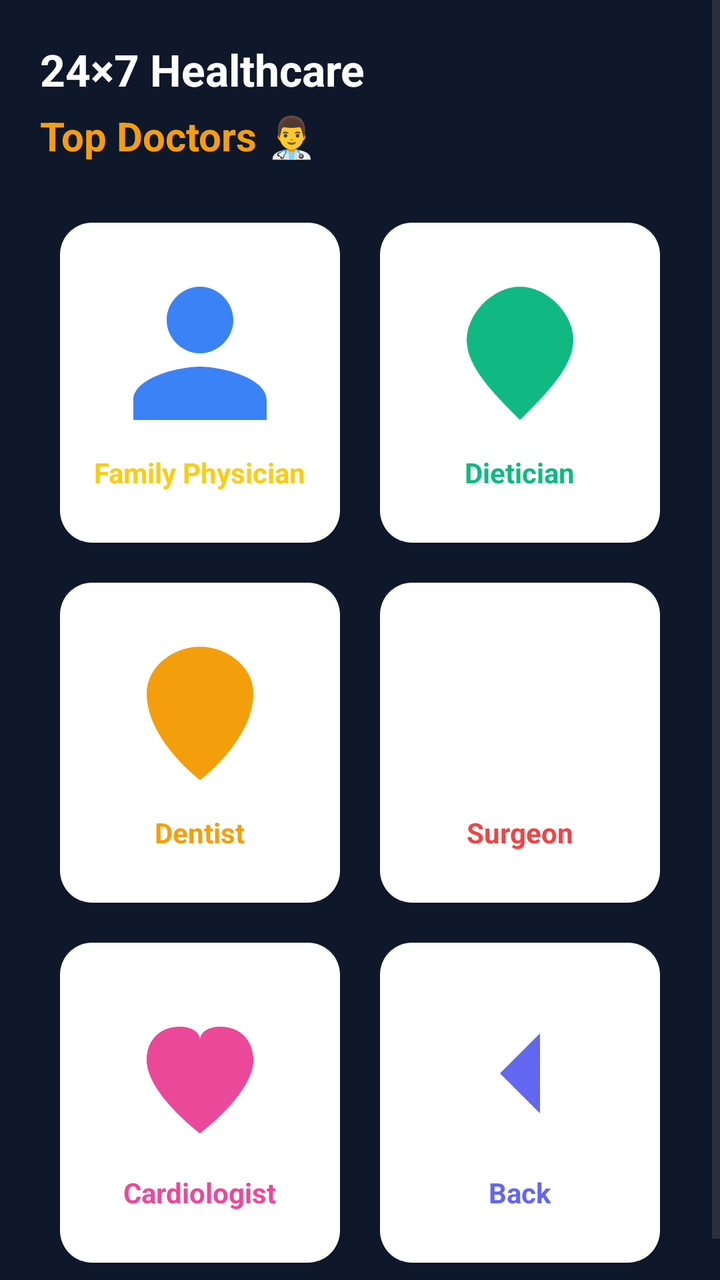
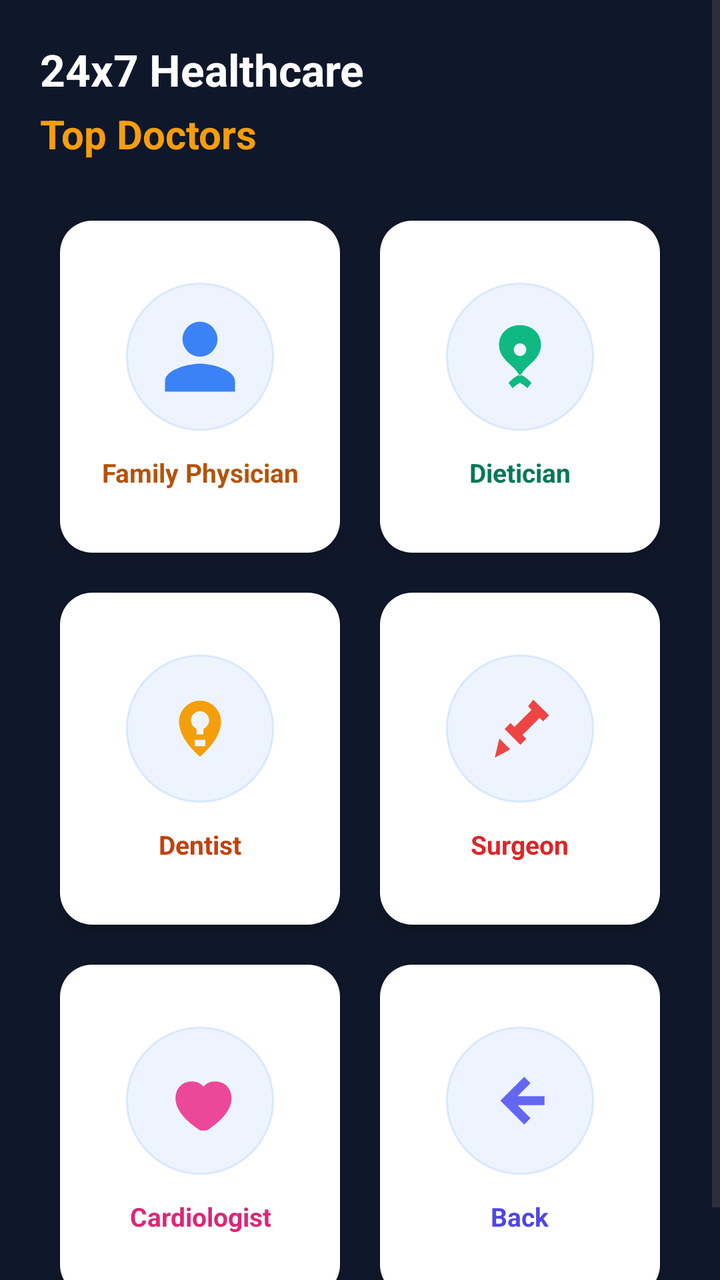

Screens rendered from an Android XML layout before and after an edit, with the pre-edit source and the edit as a unified diff.
<!-- AndroidManifest.xml: application theme Theme.CareConnect -->
<!-- res/layout/activity_find_doctor.xml -->
<ScrollView xmlns:android="http://schemas.android.com/apk/res/android"
    android:background="#0F172A"
    android:layout_width="match_parent"
    android:layout_height="match_parent">

    <LinearLayout
        android:padding="20dp"
        android:orientation="vertical"
        android:layout_width="match_parent"
        android:layout_height="wrap_content">

        
        <TextView
            android:text="24×7 Healthcare"
            android:textSize="22sp"
            android:textStyle="bold"
            android:textColor="#FFFFFF"
            android:layout_marginBottom="5dp"
            android:layout_width="wrap_content"
            android:layout_height="wrap_content"/>

        <TextView
            android:text="Top Doctors 👨‍⚕️"
            android:textSize="20sp"
            android:textStyle="bold"
            android:textColor="#F59E0B"
            android:layout_marginBottom="20dp"
            android:layout_width="wrap_content"
            android:layout_height="wrap_content"/>

        
        <GridLayout
            android:columnCount="2"
            android:layout_width="match_parent"
            android:layout_height="wrap_content">

            
            <LinearLayout
                android:id="@+id/family"
                android:orientation="vertical"
                android:layout_margin="10dp"
                android:padding="12dp"
                android:gravity="center"
                android:background="@drawable/card_bg"
                android:layout_width="0dp"
                android:layout_height="160dp"
                android:layout_columnWeight="1">

                <ImageView
                    android:layout_width="80dp"
                    android:layout_height="80dp"
                    android:src="@drawable/ic_family"
                    android:layout_marginBottom="10dp"/>

                <TextView
                    android:layout_width="wrap_content"
                    android:layout_height="wrap_content"
                    android:text="Family Physician"
                    android:textColor="#FACC15"
                    android:textStyle="bold"/>
            </LinearLayout>

            
            <LinearLayout
                android:id="@+id/dietician"
                android:orientation="vertical"
                android:layout_margin="10dp"
                android:padding="12dp"
                android:gravity="center"
                android:background="@drawable/card_bg"
                android:layout_width="0dp"
                android:layout_height="160dp"
                android:layout_columnWeight="1">

                <ImageView
                    android:layout_width="80dp"
                    android:layout_height="80dp"
                    android:src="@drawable/ic_diet"
                    android:layout_marginBottom="10dp"/>

                <TextView
                    android:layout_width="wrap_content"
                    android:layout_height="wrap_content"
                    android:text="Dietician"
                    android:textColor="#10B981"
                    android:textStyle="bold"/>
            </LinearLayout>

            
            <LinearLayout
                android:id="@+id/dentist"
                android:orientation="vertical"
                android:layout_margin="10dp"
                android:padding="12dp"
                android:gravity="center"
                android:background="@drawable/card_bg"
                android:layout_width="0dp"
                android:layout_height="160dp"
                android:layout_columnWeight="1">

                <ImageView
                    android:layout_width="80dp"
                    android:layout_height="80dp"
                    android:src="@drawable/ic_dentist"
                    android:layout_marginBottom="10dp"/>

                <TextView
                    android:layout_width="wrap_content"
                    android:layout_height="wrap_content"
                    android:text="Dentist"
                    android:textColor="#F59E0B"
                    android:textStyle="bold"/>
            </LinearLayout>

            
            <LinearLayout
                android:id="@+id/surgeon"
                android:orientation="vertical"
                android:layout_margin="10dp"
                android:padding="12dp"
                android:gravity="center"
                android:background="@drawable/card_bg"
                android:layout_width="0dp"
                android:layout_height="160dp"
                android:layout_columnWeight="1">

                <ImageView
                    android:layout_width="80dp"
                    android:layout_height="80dp"
                    android:src="@drawable/ic_surgeon"
                    android:layout_marginBottom="10dp"/>

                <TextView
                    android:layout_width="wrap_content"
                    android:layout_height="wrap_content"
                    android:text="Surgeon"
                    android:textColor="#EF4444"
                    android:textStyle="bold"/>
            </LinearLayout>

            
            <LinearLayout
                android:id="@+id/cardio"
                android:orientation="vertical"
                android:layout_margin="10dp"
                android:padding="12dp"
                android:gravity="center"
                android:background="@drawable/card_bg"
                android:layout_width="0dp"
                android:layout_height="160dp"
                android:layout_columnWeight="1">

                <ImageView
                    android:layout_width="80dp"
                    android:layout_height="80dp"
                    android:src="@drawable/ic_cardio"
                    android:layout_marginBottom="10dp"/>

                <TextView
                    android:layout_width="wrap_content"
                    android:layout_height="wrap_content"
                    android:text="Cardiologist"
                    android:textColor="#EC4899"
                    android:textStyle="bold"/>
            </LinearLayout>

            
            <LinearLayout
                android:id="@+id/back"
                android:orientation="vertical"
                android:layout_margin="10dp"
                android:padding="12dp"
                android:gravity="center"
                android:background="@drawable/card_bg"
                android:layout_width="0dp"
                android:layout_height="160dp"
                android:layout_columnWeight="1">

                <ImageView
                    android:layout_width="80dp"
                    android:layout_height="80dp"
                    android:src="@drawable/ic_back"
                    android:layout_marginBottom="10dp"/>

                <TextView
                    android:layout_width="wrap_content"
                    android:layout_height="wrap_content"
                    android:text="Back"
                    android:textColor="#6366F1"
                    android:textStyle="bold"/>
            </LinearLayout>

        </GridLayout>

    </LinearLayout>
</ScrollView>
<!-- resources referenced by this layout -->
<resources>
  <!-- drawable card_bg (drawable) -->
  <shape xmlns:android="http://schemas.android.com/apk/res/android">
      <solid android:color="#FFFFFF"/>
      <corners android:radius="16dp"/>
  </shape>
  <!-- drawable ic_back (drawable) -->
  <vector xmlns:android="http://schemas.android.com/apk/res/android"
      android:width="64dp"
      android:height="64dp"
      android:viewportWidth="24"
      android:viewportHeight="24"
      android:tint="#6366F1">
  
      <path android:fillColor="@android:color/white"
          android:pathData="M15,18l-6-6 6-6"/>
  </vector>
  <!-- drawable ic_cardio (drawable) -->
  <vector xmlns:android="http://schemas.android.com/apk/res/android"
      android:width="64dp"
      android:height="64dp"
      android:viewportWidth="24"
      android:viewportHeight="24"
      android:tint="#EC4899">
  
      <path android:fillColor="@android:color/white"
          android:pathData="M12,21s-8-6-8-11c0-3 2-5 5-5 2,0 3,1 3,2 0-1 1-2 3-2 3,0 5,2 5,5 0,5-8,11-8,11z"/>
  </vector>
  <!-- drawable ic_dentist (drawable) -->
  <vector xmlns:android="http://schemas.android.com/apk/res/android"
      android:width="64dp"
      android:height="64dp"
      android:viewportWidth="24"
      android:viewportHeight="24"
      android:tint="#F59E0B">
  
      <path android:fillColor="@android:color/white"
          android:pathData="M12,2C8,2 4,5 4,9c0,7 8,13 8,13s8-6 8-13c0-4-4-7-8-7z"/>
  </vector>
  <!-- drawable ic_diet (drawable) -->
  <vector xmlns:android="http://schemas.android.com/apk/res/android"
      android:width="64dp"
      android:height="64dp"
      android:viewportWidth="24"
      android:viewportHeight="24"
      android:tint="#10B981">
  
      <path android:fillColor="@android:color/white"
          android:pathData="M12,2C8,2 4,6 4,10c0,4 4,8 8,12 4-4 8-8 8-12 0-4-4-8-8-8z"/>
  </vector>
  <!-- drawable ic_family (drawable) -->
  <vector xmlns:android="http://schemas.android.com/apk/res/android"
      android:width="64dp"
      android:height="64dp"
      android:viewportWidth="24"
      android:viewportHeight="24"
      android:tint="#3B82F6">
  
      <path
          android:fillColor="@android:color/white"
          android:pathData="M12,12c2.7,0 5-2.3 5-5s-2.3-5-5-5-5,2.3-5,5 2.3,5 5,5zM12,14c-3.3,0-10,1.7-10,5v3h20v-3c0-3.3-6.7-5-10-5z"/>
  </vector>
  <!-- drawable ic_surgeon (drawable) -->
  <vector xmlns:android="http://schemas.android.com/apk/res/android"
      android:width="64dp"
      android:height="64dp"
      android:viewportWidth="24"
      android:viewportHeight="24"
      android:tint="#EF4444">
  
      <path android:fillColor="@android:color/white"
          android:pathData="M3,3l18,18M3,21L21,3"/>
  </vector>
  <style name="Theme.CareConnect" parent="Base.Theme.CareConnect" />
  <style name="Base.Theme.CareConnect" parent="Theme.Material3.DayNight.NoActionBar">
          
          
      </style>
</resources>

<!-- the commit's change to res/layout/activity_find_doctor.xml (unified diff, before → after) -->
@@ -1,193 +1,253 @@
 <ScrollView xmlns:android="http://schemas.android.com/apk/res/android"
-    android:background="#0F172A"
     android:layout_width="match_parent"
-    android:layout_height="match_parent">
+    android:layout_height="match_parent"
+    android:background="#0F172A">
 
     <LinearLayout
-        android:padding="20dp"
+        android:layout_width="match_parent"
+        android:layout_height="wrap_content"
         android:orientation="vertical"
-        android:layout_width="match_parent"
-        android:layout_height="wrap_content">
-
-        
+        android:padding="20dp">
+
         <TextView
-            android:text="24×7 Healthcare"
+            android:layout_width="wrap_content"
+            android:layout_height="wrap_content"
+            android:layout_marginBottom="4dp"
+            android:text="24x7 Healthcare"
+            android:textColor="#FFFFFF"
             android:textSize="22sp"
-            android:textStyle="bold"
-            android:textColor="#FFFFFF"
-            android:layout_marginBottom="5dp"
+            android:textStyle="bold" />
+
+        <TextView
             android:layout_width="wrap_content"
-            android:layout_height="wrap_content"/>
-
-        <TextView
-            android:text="Top Doctors 👨‍⚕️"
+            android:layout_height="wrap_content"
+            android:layout_marginBottom="20dp"
+            android:text="Top Doctors"
+            android:textColor="#F59E0B"
             android:textSize="20sp"
-            android:textStyle="bold"
-            android:textColor="#F59E0B"
-            android:layout_marginBottom="20dp"
-            android:layout_width="wrap_content"
-            android:layout_height="wrap_content"/>
-
-        
+            android:textStyle="bold" />
+
         <GridLayout
+            android:layout_width="match_parent"
+            android:layout_height="wrap_content"
+            android:alignmentMode="alignMargins"
             android:columnCount="2"
-            android:layout_width="match_parent"
-            android:layout_height="wrap_content">
-
-            
+            android:useDefaultMargins="false">
+
             <LinearLayout
                 android:id="@+id/family"
-                android:orientation="vertical"
-                android:layout_margin="10dp"
-                android:padding="12dp"
-                android:gravity="center"
-                android:background="@drawable/card_bg"
-                android:layout_width="0dp"
-                android:layout_height="160dp"
-                android:layout_columnWeight="1">
-
-                <ImageView
-                    android:layout_width="80dp"
-                    android:layout_height="80dp"
-                    android:src="@drawable/ic_family"
-                    android:layout_marginBottom="10dp"/>
-
-                <TextView
-                    android:layout_width="wrap_content"
-                    android:layout_height="wrap_content"
+                android:layout_width="0dp"
+                android:layout_height="166dp"
+                android:layout_columnWeight="1"
+                android:layout_margin="10dp"
+                android:background="@drawable/card_bg"
+                android:elevation="4dp"
+                android:gravity="center"
+                android:orientation="vertical"
+                android:padding="14dp">
+
+                <FrameLayout
+                    android:layout_width="74dp"
+                    android:layout_height="74dp"
+                    android:background="@drawable/icon_badge_bg">
+
+                    <ImageView
+                        android:layout_width="42dp"
+                        android:layout_height="42dp"
+                        android:layout_gravity="center"
+                        android:scaleType="fitCenter"
+                        android:src="@drawable/ic_family" />
+                </FrameLayout>
+
+                <TextView
+                    android:layout_width="wrap_content"
+                    android:layout_height="wrap_content"
+                    android:layout_marginTop="12dp"
+                    android:gravity="center"
                     android:text="Family Physician"
-                    android:textColor="#FACC15"
-                    android:textStyle="bold"/>
-            </LinearLayout>
-
-            
+                    android:textColor="#B45309"
+                    android:textSize="13sp"
+                    android:textStyle="bold" />
+            </LinearLayout>
+
             <LinearLayout
                 android:id="@+id/dietician"
-                android:orientation="vertical"
-                android:layout_margin="10dp"
-                android:padding="12dp"
-                android:gravity="center"
-                android:background="@drawable/card_bg"
-                android:layout_width="0dp"
-                android:layout_height="160dp"
-                android:layout_columnWeight="1">
-
-                <ImageView
-                    android:layout_width="80dp"
-                    android:layout_height="80dp"
-                    android:src="@drawable/ic_diet"
-                    android:layout_marginBottom="10dp"/>
-
-                <TextView
-                    android:layout_width="wrap_content"
-                    android:layout_height="wrap_content"
+                android:layout_width="0dp"
+                android:layout_height="166dp"
+                android:layout_columnWeight="1"
+                android:layout_margin="10dp"
+                android:background="@drawable/card_bg"
+                android:elevation="4dp"
+                android:gravity="center"
+                android:orientation="vertical"
+                android:padding="14dp">
+
+                <FrameLayout
+                    android:layout_width="74dp"
+                    android:layout_height="74dp"
+                    android:background="@drawable/icon_badge_bg">
+
+                    <ImageView
+                        android:layout_width="42dp"
+                        android:layout_height="42dp"
+                        android:layout_gravity="center"
+                        android:scaleType="fitCenter"
+                        android:src="@drawable/ic_diet" />
+                </FrameLayout>
+
+                <TextView
+                    android:layout_width="wrap_content"
+                    android:layout_height="wrap_content"
+                    android:layout_marginTop="12dp"
+                    android:gravity="center"
                     android:text="Dietician"
-                    android:textColor="#10B981"
-                    android:textStyle="bold"/>
-            </LinearLayout>
-
-            
+                    android:textColor="#047857"
+                    android:textSize="13sp"
+                    android:textStyle="bold" />
+            </LinearLayout>
+
             <LinearLayout
                 android:id="@+id/dentist"
-                android:orientation="vertical"
-                android:layout_margin="10dp"
-                android:padding="12dp"
-                android:gravity="center"
-                android:background="@drawable/card_bg"
-                android:layout_width="0dp"
-                android:layout_height="160dp"
-                android:layout_columnWeight="1">
-
-                <ImageView
-                    android:layout_width="80dp"
-                    android:layout_height="80dp"
-                    android:src="@drawable/ic_dentist"
-                    android:layout_marginBottom="10dp"/>
-
-                <TextView
-                    android:layout_width="wrap_content"
-                    android:layout_height="wrap_content"
+                android:layout_width="0dp"
+                android:layout_height="166dp"
+                android:layout_columnWeight="1"
+                android:layout_margin="10dp"
+                android:background="@drawable/card_bg"
+                android:elevation="4dp"
+                android:gravity="center"
+                android:orientation="vertical"
+                android:padding="14dp">
+
+                <FrameLayout
+                    android:layout_width="74dp"
+                    android:layout_height="74dp"
+                    android:background="@drawable/icon_badge_bg">
+
+                    <ImageView
+                        android:layout_width="42dp"
+                        android:layout_height="42dp"
+                        android:layout_gravity="center"
+                        android:scaleType="fitCenter"
+                        android:src="@drawable/ic_dentist" />
+                </FrameLayout>
+
+                <TextView
+                    android:layout_width="wrap_content"
+                    android:layout_height="wrap_content"
+                    android:layout_marginTop="12dp"
+                    android:gravity="center"
                     android:text="Dentist"
-                    android:textColor="#F59E0B"
-                    android:textStyle="bold"/>
-            </LinearLayout>
-
-            
+                    android:textColor="#C2410C"
+                    android:textSize="13sp"
+                    android:textStyle="bold" />
+            </LinearLayout>
+
             <LinearLayout
                 android:id="@+id/surgeon"
-                android:orientation="vertical"
-                android:layout_margin="10dp"
-                android:padding="12dp"
-                android:gravity="center"
-                android:background="@drawable/card_bg"
-                android:layout_width="0dp"
-                android:layout_height="160dp"
-                android:layout_columnWeight="1">
-
-                <ImageView
-                    android:layout_width="80dp"
-                    android:layout_height="80dp"
-                    android:src="@drawable/ic_surgeon"
-                    android:layout_marginBottom="10dp"/>
-
-                <TextView
-                    android:layout_width="wrap_content"
-                    android:layout_height="wrap_content"
+                android:layout_width="0dp"
+                android:layout_height="166dp"
+                android:layout_columnWeight="1"
+                android:layout_margin="10dp"
+                android:background="@drawable/card_bg"
+                android:elevation="4dp"
+                android:gravity="center"
+                android:orientation="vertical"
+                android:padding="14dp">
+
+                <FrameLayout
+                    android:layout_width="74dp"
+                    android:layout_height="74dp"
+                    android:background="@drawable/icon_badge_bg">
+
+                    <ImageView
+                        android:layout_width="42dp"
+                        android:layout_height="42dp"
+                        android:layout_gravity="center"
+                        android:scaleType="fitCenter"
+                        android:src="@drawable/ic_surgeon" />
+                </FrameLayout>
+
+                <TextView
+                    android:layout_width="wrap_content"
+                    android:layout_height="wrap_content"
+                    android:layout_marginTop="12dp"
+                    android:gravity="center"
                     android:text="Surgeon"
-                    android:textColor="#EF4444"
-                    android:textStyle="bold"/>
-            </LinearLayout>
-
-            
+                    android:textColor="#DC2626"
+                    android:textSize="13sp"
+                    android:textStyle="bold" />
+            </LinearLayout>
+
             <LinearLayout
                 android:id="@+id/cardio"
-                android:orientation="vertical"
-                android:layout_margin="10dp"
-                android:padding="12dp"
-                android:gravity="center"
-                android:background="@drawable/card_bg"
-                android:layout_width="0dp"
-                android:layout_height="160dp"
-                android:layout_columnWeight="1">
-
-                <ImageView
-                    android:layout_width="80dp"
-                    android:layout_height="80dp"
-                    android:src="@drawable/ic_cardio"
-                    android:layout_marginBottom="10dp"/>
-
-                <TextView
-                    android:layout_width="wrap_content"
-                    android:layout_height="wrap_content"
+                android:layout_width="0dp"
+                android:layout_height="166dp"
+                android:layout_columnWeight="1"
+                android:layout_margin="10dp"
+                android:background="@drawable/card_bg"
+                android:elevation="4dp"
+                android:gravity="center"
+                android:orientation="vertical"
+                android:padding="14dp">
+
+                <FrameLayout
+                    android:layout_width="74dp"
+                    android:layout_height="74dp"
+                    android:background="@drawable/icon_badge_bg">
+
+                    <ImageView
+                        android:layout_width="42dp"
+                        android:layout_height="42dp"
+                        android:layout_gravity="center"
+                        android:scaleType="fitCenter"
+                        android:src="@drawable/ic_cardio" />
+                </FrameLayout>
+
+                <TextView
+                    android:layout_width="wrap_content"
+                    android:layout_height="wrap_content"
+                    android:layout_marginTop="12dp"
+                    android:gravity="center"
                     android:text="Cardiologist"
-                    android:textColor="#EC4899"
-                    android:textStyle="bold"/>
-            </LinearLayout>
-
-            
+                    android:textColor="#DB2777"
+                    android:textSize="13sp"
+                    android:textStyle="bold" />
+            </LinearLayout>
+
             <LinearLayout
                 android:id="@+id/back"
-                android:orientation="vertical"
-                android:layout_margin="10dp"
-                android:padding="12dp"
-                android:gravity="center"
-                android:background="@drawable/card_bg"
-                android:layout_width="0dp"
-                android:layout_height="160dp"
-                android:layout_columnWeight="1">
-
-                <ImageView
-                    android:layout_width="80dp"
-                    android:layout_height="80dp"
-                    android:src="@drawable/ic_back"
-                    android:layout_marginBottom="10dp"/>
-
-                <TextView
-                    android:layout_width="wrap_content"
-                    android:layout_height="wrap_content"
+                android:layout_width="0dp"
+                android:layout_height="166dp"
+                android:layout_columnWeight="1"
+                android:layout_margin="10dp"
+                android:background="@drawable/card_bg"
+                android:elevation="4dp"
+                android:gravity="center"
+                android:orientation="vertical"
+                android:padding="14dp">
+
+                <FrameLayout
+                    android:layout_width="74dp"
+                    android:layout_height="74dp"
+                    android:background="@drawable/icon_badge_bg">
+
+                    <ImageView
+                        android:layout_width="42dp"
+                        android:layout_height="42dp"
+                        android:layout_gravity="center"
+                        android:scaleType="fitCenter"
+                        android:src="@drawable/ic_back" />
+                </FrameLayout>
+
+                <TextView
+                    android:layout_width="wrap_content"
+                    android:layout_height="wrap_content"
+                    android:layout_marginTop="12dp"
+                    android:gravity="center"
                     android:text="Back"
-                    android:textColor="#6366F1"
-                    android:textStyle="bold"/>
+                    android:textColor="#4F46E5"
+                    android:textSize="13sp"
+                    android:textStyle="bold" />
             </LinearLayout>
 
         </GridLayout>
<!-- resource entries referenced after the edit -->
@@ -12,9 +12,9 @@
       android:viewportWidth="24"
       android:viewportHeight="24"
       android:tint="#6366F1">
-  
-      <path android:fillColor="@android:color/white"
-          android:pathData="M15,18l-6-6 6-6"/>
+      <path
+          android:fillColor="@android:color/white"
+          android:pathData="M13.2,5.2L6.4,12l6.8,6.8l1.8,-1.8l-3.7,-3.7H19v-2.6h-7.7l3.7,-3.7z" />
   </vector>
   <!-- drawable ic_cardio (drawable) -->
   <vector xmlns:android="http://schemas.android.com/apk/res/android"
@@ -23,9 +23,9 @@
       android:viewportWidth="24"
       android:viewportHeight="24"
       android:tint="#EC4899">
-  
-      <path android:fillColor="@android:color/white"
-          android:pathData="M12,21s-8-6-8-11c0-3 2-5 5-5 2,0 3,1 3,2 0-1 1-2 3-2 3,0 5,2 5,5 0,5-8,11-8,11z"/>
+      <path
+          android:fillColor="@android:color/white"
+          android:pathData="M12,20.5c-3.4,-2.3 -7,-5.4 -7,-9.2C5,8.4 7,6.5 9.7,6.5c1.3,0 2.5,0.5 3.3,1.5c0.8,-1 2,-1.5 3.3,-1.5C19,6.5 21,8.4 21,11.3c0,3.8 -3.6,6.9 -7,9.2zM7.7,11.5h2.1l1.1,-2.2l1.9,5l1.2,-2.8h2.3v1.7h-1.2l-2,4.4l-1.8,-4.7l-0.8,1.6H7.7z" />
   </vector>
   <!-- drawable ic_dentist (drawable) -->
   <vector xmlns:android="http://schemas.android.com/apk/res/android"
@@ -34,9 +34,9 @@
       android:viewportWidth="24"
       android:viewportHeight="24"
       android:tint="#F59E0B">
-  
-      <path android:fillColor="@android:color/white"
-          android:pathData="M12,2C8,2 4,5 4,9c0,7 8,13 8,13s8-6 8-13c0-4-4-7-8-7z"/>
+      <path
+          android:fillColor="@android:color/white"
+          android:pathData="M12,4C8.7,4 6,6.7 6,10c0,4.6 4.5,8.7 6,10c1.5,-1.3 6,-5.4 6,-10C18,6.7 15.3,4 12,4zM9.4,9.6c0,-1.4 1.2,-2.6 2.6,-2.6c1.4,0 2.6,1.2 2.6,2.6c0,1.1 -0.7,2 -1.6,2.4v1.6h-2v-1.6c-0.9,-0.4 -1.6,-1.3 -1.6,-2.4zM10.5,15.2h3v1.8h-3z" />
   </vector>
   <!-- drawable ic_diet (drawable) -->
   <vector xmlns:android="http://schemas.android.com/apk/res/android"
@@ -45,9 +45,9 @@
       android:viewportWidth="24"
       android:viewportHeight="24"
       android:tint="#10B981">
-  
-      <path android:fillColor="@android:color/white"
-          android:pathData="M12,2C8,2 4,6 4,10c0,4 4,8 8,12 4-4 8-8 8-12 0-4-4-8-8-8z"/>
+      <path
+          android:fillColor="@android:color/white"
+          android:pathData="M12,3C8.4,3 6,5.5 6,8.6c0,2.2 1.2,3.9 3.1,5.6c1.2,1.1 2.3,2.1 2.9,3.5c0.6,-1.4 1.7,-2.4 2.9,-3.5c1.9,-1.7 3.1,-3.4 3.1,-5.6C18,5.5 15.6,3 12,3zM12,8.2a1.8,1.8 0 1,1 0,3.6a1.8,1.8 0 0,1 0,-3.6zM8.7,19.5c0.8,-0.9 1.8,-1.7 3,-2.3c0.2,-0.1 0.4,-0.1 0.6,0c1.2,0.6 2.2,1.4 3,2.3l-1.2,1.5c-0.6,-0.6 -1.3,-1.1 -2.1,-1.5c-0.8,0.4 -1.5,0.9 -2.1,1.5L8.7,19.5z" />
   </vector>
   <!-- drawable ic_family (drawable) -->
   <vector xmlns:android="http://schemas.android.com/apk/res/android"
@@ -68,10 +68,18 @@
       android:viewportWidth="24"
       android:viewportHeight="24"
       android:tint="#EF4444">
-  
-      <path android:fillColor="@android:color/white"
-          android:pathData="M3,3l18,18M3,21L21,3"/>
+      <path
+          android:fillColor="@android:color/white"
+          android:pathData="M15.8,3.7l4.5,4.5l-1.7,1.7l-1,-1l-4.9,4.9l1.1,1.1l-1.7,1.7l-4.5,-4.5l1.7,-1.7l1.1,1.1l4.9,-4.9l-1,-1L15.8,3.7zM6.1,14.8l3.1,3.1l-4.4,2.4L6.1,14.8z" />
   </vector>
+  <!-- drawable icon_badge_bg (drawable) -->
+  <shape xmlns:android="http://schemas.android.com/apk/res/android"
+      android:shape="oval">
+      <solid android:color="#EEF4FF" />
+      <stroke
+          android:width="1dp"
+          android:color="#D9E7FF" />
+  </shape>
   <style name="Theme.CareConnect" parent="Base.Theme.CareConnect" />
   <style name="Base.Theme.CareConnect" parent="Theme.Material3.DayNight.NoActionBar">
           
